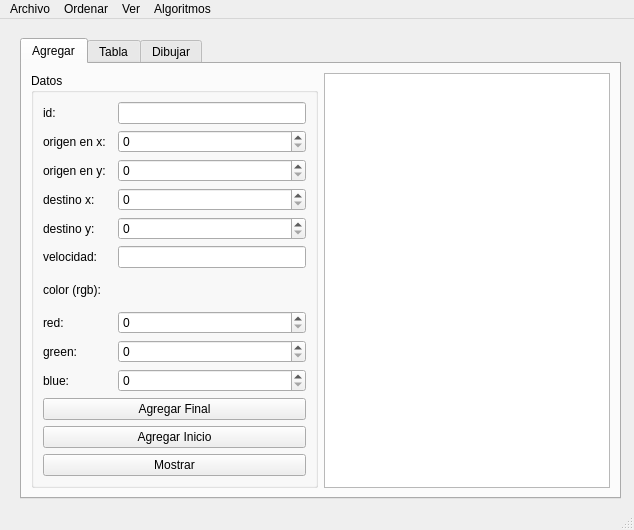
Qt form mainwindow.ui (EmmanuelPaniagua/Act-16) before a commit.
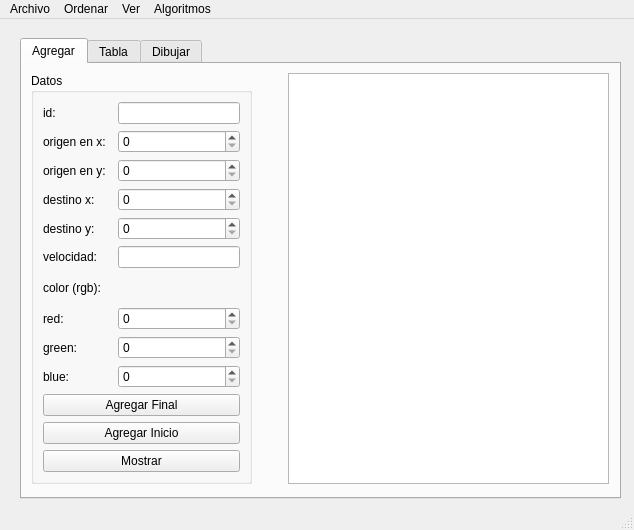
The same form after that commit.

Commit message: Se hizo un leve cambió de tamaño a la interfaz

```diff
--- a/mainwindow.ui
+++ b/mainwindow.ui
@@ -30,9 +30,15 @@
      <attribute name="title">
       <string>Agregar</string>
      </attribute>
-     <layout class="QGridLayout" name="gridLayout_2">
-      <item row="0" column="0">
        <widget class="QGroupBox" name="groupBox">
+      <property name="geometry">
+       <rect>
+        <x>9</x>
+        <y>9</y>
+        <width>221</width>
+        <height>411</height>
+       </rect>
+      </property>
         <property name="title">
          <string>Datos</string>
         </property>
@@ -185,11 +191,16 @@
          </item>
         </layout>
        </widget>
-      </item>
-      <item row="0" column="1">
-       <widget class="QPlainTextEdit" name="salida"/>
-      </item>
-     </layout>
+     <widget class="QPlainTextEdit" name="salida">
+      <property name="geometry">
+       <rect>
+        <x>266</x>
+        <y>9</y>
+        <width>321</width>
+        <height>411</height>
+       </rect>
+      </property>
+     </widget>
     </widget>
     <widget class="QWidget" name="tab_2">
      <attribute name="title">
```
Lines whose indentation alone changed are shown as unchanged.
